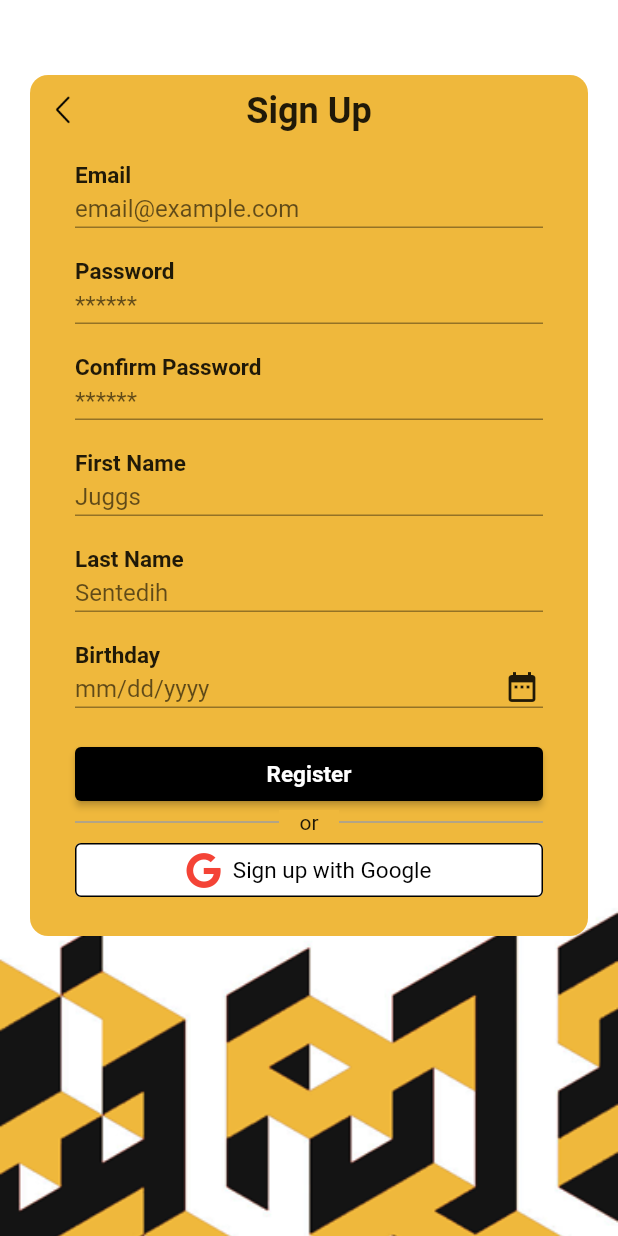
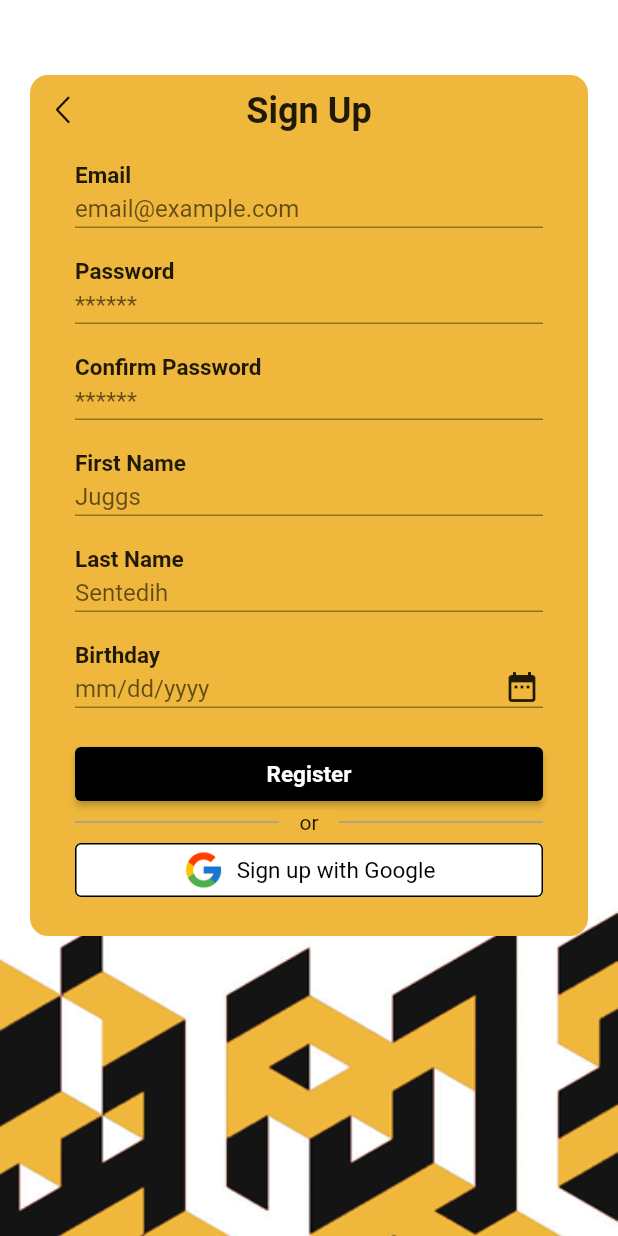
Before and after one commit to aayapan/meshr_app, a Flutter app: the screen it shows after launch, after a tap on "Sign Up!", on a phone screen of 412 x 824 dp. Run offline on Flutter 3.47's test engine with Material 2 defaults, Android fonts, the phone set to English and light mode, and no system bars; our stand-ins replace cloud_firestore, email_validator, firebase_auth, firebase_core, flutter_switch, font_awesome_flutter and 3 more; missing offline and left inert: dart:ffi; accounts and stored records are empty.

Commit message:
Settings for Google Account; Gdrive Icon added

```diff
--- a/lib/screens/login_screen.dart
+++ b/lib/screens/login_screen.dart
@@ -25,7 +25,7 @@ class _LoginScreenState extends State<LoginScreen> {
   final _passwordController = TextEditingController();
 
   @override
-  void dispose(){
+  void dispose() {
     _emailController.dispose();
     _passwordController.dispose();
     super.dispose();
@@ -35,11 +35,13 @@ class _LoginScreenState extends State<LoginScreen> {
   Widget build(BuildContext context) {
     Future signIn() async {
       try {
-        if (_password == null || _email == null || _email == "" || _password == "") {
+        if (_password == null ||
+            _email == null ||
+            _email == "" ||
+            _password == "") {
           print("Empty");
           throw FirebaseAuthException(
-              code: "Login Error",
-              message: "Please complete the Login Form.");
+              code: "Login Error", message: "Please complete the Login Form.");
         }
       } on FirebaseAuthException catch (e) {
         print(e.message);
@@ -264,9 +266,13 @@ class _LoginScreenState extends State<LoginScreen> {
                                     fontFamily: 'Roboto',
                                     fontWeight: FontWeight.w500,
                                     fontSize: 15)),
-                            icon: FaIcon(
-                              FontAwesomeIcons.google,
-                              color: Colors.red,
+                            icon: Image(
+                              image:
+                                  AssetImage('assets/images/google-icon.png'),
+                              width: 28,
+                              height: 28,
+                              fit: BoxFit.scaleDown,
+                              alignment: Alignment.center,
                             ),
                           ),
                         ),
--- a/lib/screens/register_screen.dart
+++ b/lib/screens/register_screen.dart
@@ -501,10 +501,14 @@ class _RegisterScreenState extends State<RegisterScreen> {
                                   fontFamily: 'Roboto',
                                   fontWeight: FontWeight.w500,
                                   fontSize: 15)),
-                          icon: FaIcon(
-                            FontAwesomeIcons.google,
-                            color: Colors.red,
-                          ),
+                          icon: Image(
+                              image:
+                                  AssetImage('assets/images/google-icon.png'),
+                              width: 28,
+                              height: 28,
+                              fit: BoxFit.scaleDown,
+                              alignment: Alignment.center,
+                            ),
                         ),
                       ),
                       SizedBox(
```
Also changed, not shown: lib/provider/google_sign_in.dart (+37 -0 lines), lib/screens/view-gallery.dart (+6 -1 lines), assets/images/gdrive-icon.png (added), assets/images/google-icon.png (added).
